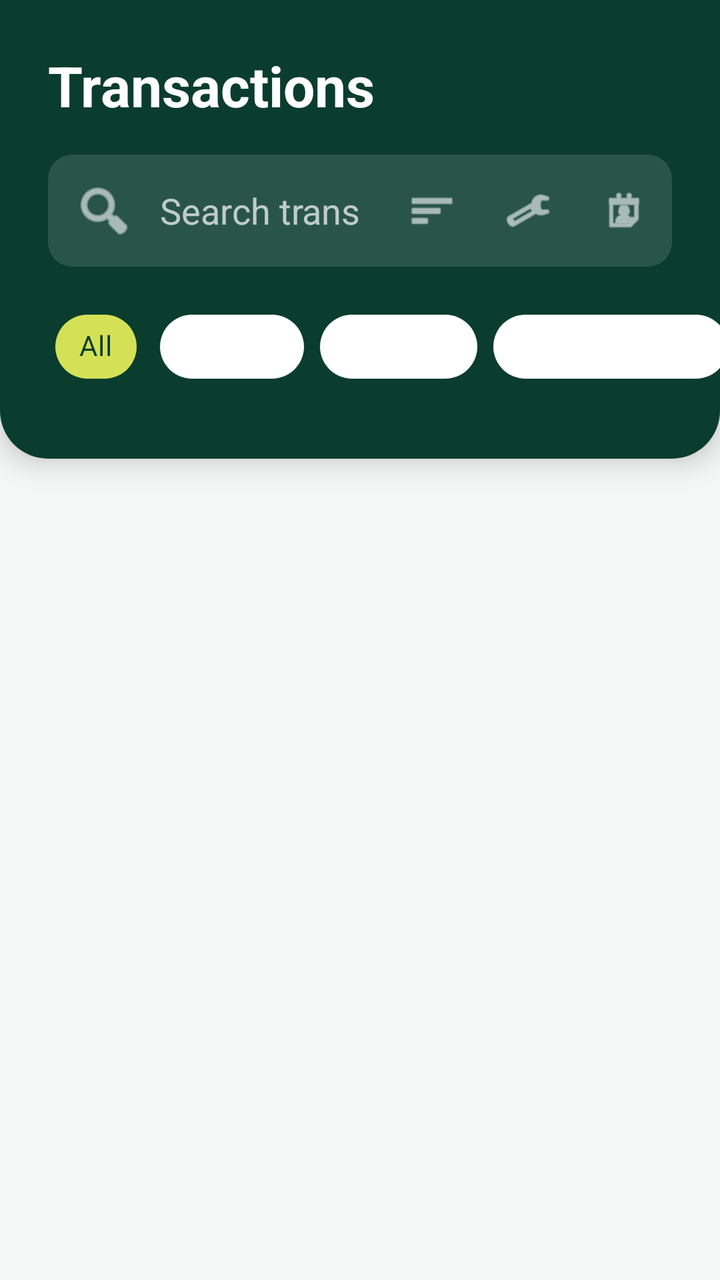
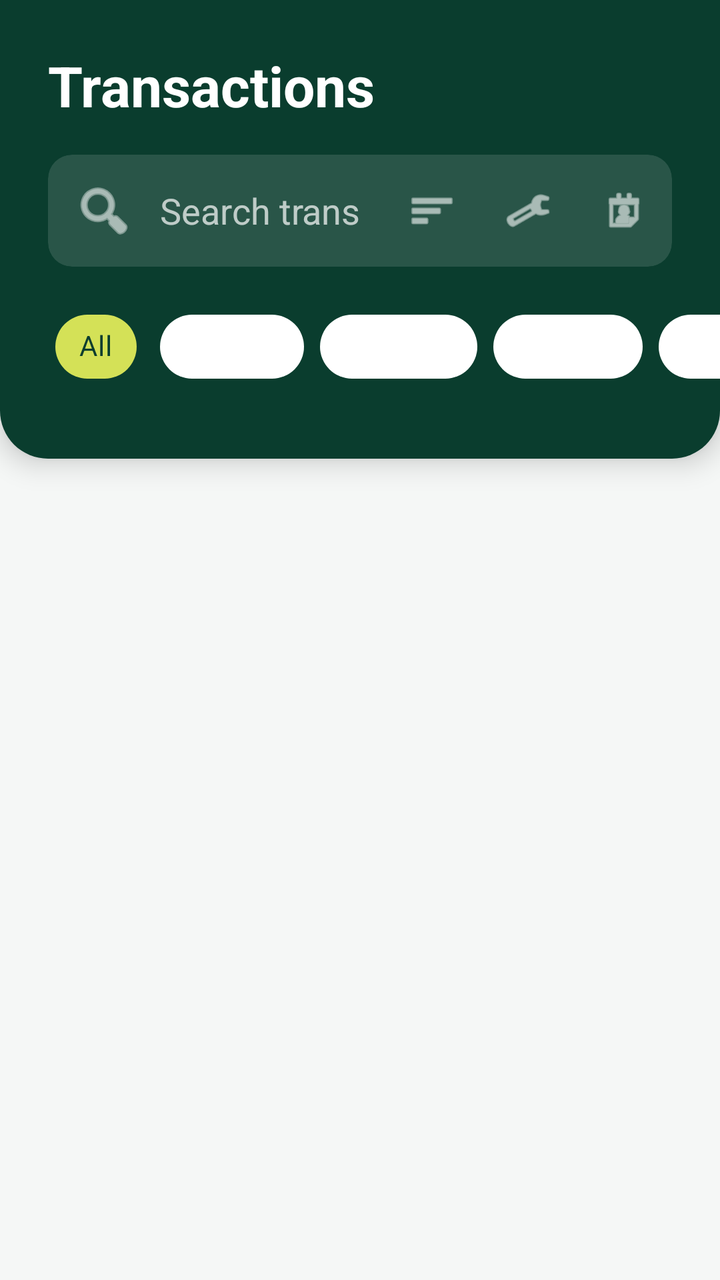

The first picture is an Android layout as it rendered before a commit; the second is the same layout after the commit. The layout source and the unified diff follow.
<!-- AndroidManifest.xml: application theme Theme.Pocketbudget -->
<!-- res/layout/fragment_transactions.xml -->
<?xml version="1.0" encoding="utf-8"?>
<androidx.constraintlayout.widget.ConstraintLayout xmlns:android="http://schemas.android.com/apk/res/android"
    xmlns:app="http://schemas.android.com/apk/res-auto"
    xmlns:tools="http://schemas.android.com/tools"
    android:layout_width="match_parent"
    android:layout_height="match_parent"
    android:background="@color/brand_background_gray">

    
    
    <androidx.recyclerview.widget.RecyclerView
        android:id="@+id/recyclerview_transactions"
        android:layout_width="match_parent"
        android:layout_height="match_parent"
        android:paddingTop="220dp"
        android:paddingHorizontal="16dp"
        android:paddingBottom="100dp"
        android:clipToPadding="false"
        app:layout_constraintTop_toTopOf="parent"
        app:layout_constraintBottom_toBottomOf="parent"
        tools:listitem="@layout/item_transaction"/>

    
    <include
        android:id="@+id/layout_empty_state"
        layout="@layout/layout_empty_state"
        android:visibility="gone"
        app:layout_constraintTop_toBottomOf="@id/header_container"
        app:layout_constraintBottom_toBottomOf="parent"
        app:layout_constraintStart_toStartOf="parent"
        app:layout_constraintEnd_toEndOf="parent"
        android:layout_width="wrap_content"
        android:layout_height="wrap_content"/>

    
    <LinearLayout
        android:id="@+id/header_container"
        android:layout_width="match_parent"
        android:layout_height="wrap_content"
        android:background="@drawable/bg_header_rounded"
        android:orientation="vertical"
        android:paddingBottom="32dp"
        android:elevation="8dp"
        app:layout_constraintTop_toTopOf="parent">

        <TextView
            android:layout_width="match_parent"
            android:layout_height="wrap_content"
            android:text="Transactions"
            android:textSize="28sp"
            android:textStyle="bold"
            android:textColor="@color/white"
            android:paddingHorizontal="24dp"
            android:paddingTop="24dp"
            android:paddingBottom="16dp"/>

        
        <androidx.cardview.widget.CardView
            android:layout_width="match_parent"
            android:layout_height="wrap_content"
            app:cardCornerRadius="12dp"
            app:cardElevation="0dp"
            app:cardBackgroundColor="#20FFFFFF"
            android:layout_marginHorizontal="24dp"
            android:layout_marginBottom="16dp">

            <LinearLayout
                android:layout_width="match_parent"
                android:layout_height="wrap_content"
                android:orientation="horizontal"
                android:gravity="center_vertical">

                <EditText
                    android:id="@+id/edit_search"
                    android:layout_width="0dp"
                    android:layout_height="wrap_content"
                    android:layout_weight="1"
                    android:hint="Search transactions..."
                    android:textColorHint="#B3FFFFFF"
                    android:textColor="@color/white"
                    android:padding="12dp"
                    android:background="@null"
                    android:drawableStart="@android:drawable/ic_menu_search"
                    android:drawableTint="@color/white"
                    android:drawablePadding="12dp"
                    android:inputType="text"/>
                    
                <ImageView
                    android:id="@+id/btn_sort"
                    android:layout_width="48dp"
                    android:layout_height="48dp"
                    android:src="@android:drawable/ic_menu_sort_by_size"
                    android:padding="12dp"
                    app:tint="@color/white"
                    android:background="?android:attr/selectableItemBackground"/>

                <ImageView
                    android:id="@+id/btn_filter_advanced"
                    android:layout_width="48dp"
                    android:layout_height="48dp"
                    android:src="@android:drawable/ic_menu_manage"
                    android:padding="12dp"
                    app:tint="@color/white"
                    android:background="?android:attr/selectableItemBackground"/>

                <ImageView
                    android:id="@+id/btn_filter_date"
                    android:layout_width="48dp"
                    android:layout_height="48dp"
                    android:src="@android:drawable/ic_menu_my_calendar"
                    android:padding="12dp"
                    app:tint="@color/white"
                    android:background="?android:attr/selectableItemBackground"/>
            </LinearLayout>
        </androidx.cardview.widget.CardView>

        
        <HorizontalScrollView
            android:layout_width="match_parent"
            android:layout_height="wrap_content"
            android:scrollbars="none"
            android:paddingHorizontal="24dp"
            android:clipToPadding="false">

            <com.google.android.material.chip.ChipGroup
                android:id="@+id/chip_group_filter"
                android:layout_width="wrap_content"
                android:layout_height="wrap_content"
                app:singleSelection="true"
                app:selectionRequired="true">

                <com.google.android.material.chip.Chip
                    android:id="@+id/chip_all"
                    style="@style/Widget.MaterialComponents.Chip.Choice"
                    android:layout_width="wrap_content"
                    android:layout_height="wrap_content"
                    android:text="All"
                    android:checked="true"
                    app:chipBackgroundColor="@color/selector_chip_background"
                    android:textColor="@color/selector_chip_text"/>

                <com.google.android.material.chip.Chip
                    android:id="@+id/chip_income"
                    style="@style/Widget.MaterialComponents.Chip.Choice"
                    android:layout_width="wrap_content"
                    android:layout_height="wrap_content"
                    android:text="Income"
                    app:chipBackgroundColor="@color/selector_chip_background"
                    android:textColor="@color/selector_chip_text"/>

                <com.google.android.material.chip.Chip
                    android:id="@+id/chip_expense"
                    style="@style/Widget.MaterialComponents.Chip.Choice"
                    android:layout_width="wrap_content"
                    android:layout_height="wrap_content"
                    android:text="Expense"
                    app:chipBackgroundColor="@color/selector_chip_background"
                    android:textColor="@color/selector_chip_text"/>
                    
                <com.google.android.material.chip.Chip
                    android:id="@+id/chip_uncategorized"
                    style="@style/Widget.MaterialComponents.Chip.Choice"
                    android:layout_width="wrap_content"
                    android:layout_height="wrap_content"
                    android:text="Uncategorized"
                    app:chipBackgroundColor="@color/selector_chip_background"
                    android:textColor="@color/selector_chip_text"/>

            </com.google.android.material.chip.ChipGroup>
        </HorizontalScrollView>

    </LinearLayout>

</androidx.constraintlayout.widget.ConstraintLayout>
<!-- res/layout/item_transaction.xml (included above) -->
<?xml version="1.0" encoding="utf-8"?>
<LinearLayout xmlns:android="http://schemas.android.com/apk/res/android"
    android:layout_width="match_parent"
    android:layout_height="wrap_content"
    android:orientation="horizontal"
    android:gravity="center_vertical"
    android:padding="14dp"
    android:layout_marginBottom="8dp"
    android:background="@drawable/bg_transaction_item"
    android:clickable="true"
    android:focusable="true"
    android:foreground="?android:attr/selectableItemBackgroundBorderless">

    
    <ImageView
        android:id="@+id/img_transaction_icon"
        android:layout_width="42dp"
        android:layout_height="42dp"
        android:padding="9dp"
        android:background="@drawable/bg_txn_icon"
        android:layout_marginEnd="10dp"
        android:contentDescription="Transaction type"/>

    
    <LinearLayout
        android:layout_width="0dp"
        android:layout_height="wrap_content"
        android:layout_weight="1"
        android:orientation="vertical">

        <TextView
            android:id="@+id/text_party_name"
            android:layout_width="match_parent"
            android:layout_height="wrap_content"
            android:textSize="15sp"
            android:fontFamily="sans-serif-medium"
            android:textColor="@color/text_primary"
            android:ellipsize="end"
            android:maxLines="1"/>

        <LinearLayout
            android:layout_width="wrap_content"
            android:layout_height="wrap_content"
            android:orientation="horizontal"
            android:gravity="center_vertical"
            android:layout_marginTop="3dp">

            <TextView
                android:id="@+id/text_date"
                android:layout_width="wrap_content"
                android:layout_height="wrap_content"
                android:textSize="12sp"
                android:fontFamily="sans-serif"
                android:textColor="@color/text_tertiary"/>

            
            <View
                android:layout_width="3dp"
                android:layout_height="3dp"
                android:layout_marginStart="5dp"
                android:layout_marginEnd="5dp"
                android:background="@drawable/bg_dot_gray"
                android:layout_gravity="center_vertical"/>

            
            <TextView
                android:id="@+id/text_type"
                android:layout_width="wrap_content"
                android:layout_height="wrap_content"
                android:textSize="11sp"
                android:fontFamily="sans-serif"
                android:paddingStart="6dp"
                android:paddingEnd="6dp"
                android:paddingTop="1dp"
                android:paddingBottom="1dp"
                android:background="@drawable/bg_category_pill"
                android:textColor="@color/text_secondary"/>
        </LinearLayout>
    </LinearLayout>

    
    <LinearLayout
        android:layout_width="wrap_content"
        android:layout_height="wrap_content"
        android:orientation="vertical"
        android:gravity="end"
        android:layout_marginStart="8dp">

        <TextView
            android:id="@+id/text_amount"
            android:layout_width="wrap_content"
            android:layout_height="wrap_content"
            android:textSize="15sp"
            android:fontFamily="sans-serif-medium"
            android:textColor="@color/text_primary"/>
    </LinearLayout>

</LinearLayout>
<!-- res/layout/layout_empty_state.xml (included above) -->
<?xml version="1.0" encoding="utf-8"?>
<LinearLayout xmlns:android="http://schemas.android.com/apk/res/android"
    android:layout_width="match_parent"
    android:layout_height="wrap_content"
    android:orientation="vertical"
    android:gravity="center"
    android:padding="32dp">

    <ImageView
        android:id="@+id/img_empty_state"
        android:layout_width="120dp"
        android:layout_height="120dp"
        android:src="@drawable/ic_note"
        android:alpha="0.5"
        android:contentDescription="Empty State"
        app:tint="@color/text_secondary"
        xmlns:app="http://schemas.android.com/apk/res-auto"/>

    <TextView
        android:id="@+id/text_empty_title"
        android:layout_width="wrap_content"
        android:layout_height="wrap_content"
        android:text="No Transactions Yet"
        android:textSize="18sp"
        android:textStyle="bold"
        android:textColor="@color/text_primary"
        android:layout_marginTop="16dp"
        android:gravity="center" />

    <TextView
        android:id="@+id/text_empty_message"
        android:layout_width="wrap_content"
        android:layout_height="wrap_content"
        android:text="Your transactions will appear here once you add them or sync SMS."
        android:textSize="14sp"
        android:textColor="@color/text_secondary"
        android:layout_marginTop="8dp"
        android:gravity="center" />

    <com.google.android.material.button.MaterialButton
        android:id="@+id/btn_empty_action"
        android:layout_width="wrap_content"
        android:layout_height="wrap_content"
        android:text="Add Transaction"
        android:layout_marginTop="24dp"
        android:visibility="gone"
        style="@style/Widget.MaterialComponents.Button.TextButton"
        android:textColor="@color/brand_dark_green"/>

</LinearLayout>
<!-- resources referenced by this layout -->
<resources>
  <color name="brand_background_gray">#F5F7F6</color>
  <color name="brand_dark_green">#0A3D2E</color>
  <color name="text_primary">#212121</color>
  <color name="text_secondary">#757575</color>
  <color name="text_tertiary">#AAAAAA</color>
  <color name="white">#FFFFFFFF</color>
  <!-- drawable bg_category_pill (drawable) -->
  <?xml version="1.0" encoding="utf-8"?>
  <shape xmlns:android="http://schemas.android.com/apk/res/android"
      android:shape="rectangle">
      <solid android:color="#F5F5F5" />
      <corners android:radius="10dp" />
  </shape>
  <!-- drawable bg_dot_gray (drawable) -->
  <?xml version="1.0" encoding="utf-8"?>
  <shape xmlns:android="http://schemas.android.com/apk/res/android"
      android:shape="oval">
      <solid android:color="#DDDDDD" />
  </shape>
  <!-- drawable bg_header_rounded (drawable) -->
  <?xml version="1.0" encoding="utf-8"?>
  <shape xmlns:android="http://schemas.android.com/apk/res/android">
      <solid android:color="@color/brand_dark_green" />
      <corners 
          android:bottomLeftRadius="24dp"
          android:bottomRightRadius="24dp" />
  </shape>
  <!-- drawable bg_transaction_item (drawable) -->
  <?xml version="1.0" encoding="utf-8"?>
  <shape xmlns:android="http://schemas.android.com/apk/res/android"
      android:shape="rectangle">
      <solid android:color="@color/white" />
      <corners android:radius="13dp" />
      <stroke
          android:width="0.5dp"
          android:color="#EBEBEB" />
  </shape>
  <!-- drawable bg_txn_icon (drawable) -->
  <?xml version="1.0" encoding="utf-8"?>
  <shape xmlns:android="http://schemas.android.com/apk/res/android"
      android:shape="oval">
      <solid android:color="@color/avatar_bg_green" />
  </shape>
  <!-- drawable ic_note (drawable) -->
  <vector xmlns:android="http://schemas.android.com/apk/res/android"
      android:width="24dp"
      android:height="24dp"
      android:viewportWidth="24"
      android:viewportHeight="24"
      android:tint="?attr/colorControlNormal">
    <path
        android:fillColor="@android:color/white"
        android:pathData="M14.06,9.02l0.92,0.92L5.92,19H5v-0.92L14.06,9.02M17.66,3c-0.25,0 -0.51,0.1 -0.7,0.29l-1.83,1.83l3.75,3.75l1.83,-1.83c0.39,-0.39 0.39,-1.02 0,-1.41l-2.34,-2.34C18.17,3.09 17.92,3 17.66,3L17.66,3zM14.06,6.19L3,17.25V21h3.75L17.81,9.94L14.06,6.19z"/>
  </vector>
  <style name="Theme.Pocketbudget" parent="Theme.MaterialComponents.DayNight.NoActionBar">
          
          <item name="colorPrimary">@color/purple_500</item>
          <item name="colorPrimaryVariant">@color/purple_700</item>
          <item name="colorOnPrimary">@color/white</item>
          <item name="colorSecondary">@color/teal_200</item>
          <item name="colorSecondaryVariant">@color/teal_700</item>
          <item name="colorOnSecondary">@color/black</item>
          
          <item name="android:statusBarColor">?attr/colorPrimaryVariant</item>
          <item name="android:forceDarkAllowed">false</item>
      </style>
  <color name="avatar_bg_green">#E8F5EE</color>
  <color name="purple_500">#0A3D2E</color>
  <color name="purple_700">#05231A</color>
  <color name="teal_200">#D4E157</color>
  <color name="teal_700">#018786</color>
  <color name="black">#FF000000</color>
</resources>

<!-- the commit's change to res/layout/fragment_transactions.xml (unified diff, before → after) -->
@@ -156,6 +156,15 @@
                     android:text="Expense"
                     app:chipBackgroundColor="@color/selector_chip_background"
                     android:textColor="@color/selector_chip_text"/>
+
+                <com.google.android.material.chip.Chip
+                    android:id="@+id/chip_savings"
+                    style="@style/Widget.MaterialComponents.Chip.Choice"
+                    android:layout_width="wrap_content"
+                    android:layout_height="wrap_content"
+                    android:text="Savings"
+                    app:chipBackgroundColor="@color/selector_chip_background"
+                    android:textColor="@color/selector_chip_text"/>
                     
                 <com.google.android.material.chip.Chip
                     android:id="@+id/chip_uncategorized"
<!-- resource entries referenced after the edit -->
@@ -64,7 +64,7 @@
           <item name="colorOnSecondary">@color/black</item>
           
           <item name="android:statusBarColor">?attr/colorPrimaryVariant</item>
-          <item name="android:forceDarkAllowed">false</item>
+          <item name="android:forceDarkAllowed" tools:targetApi="29">false</item>
       </style>
   <color name="avatar_bg_green">#E8F5EE</color>
   <color name="purple_500">#0A3D2E</color>
